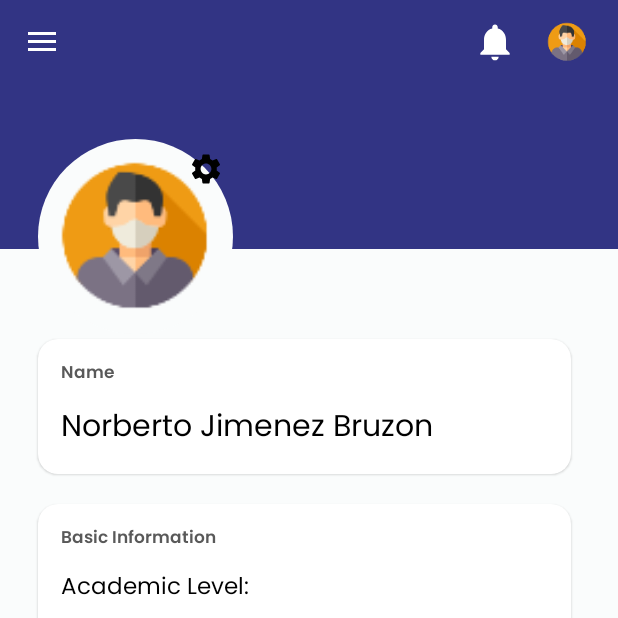
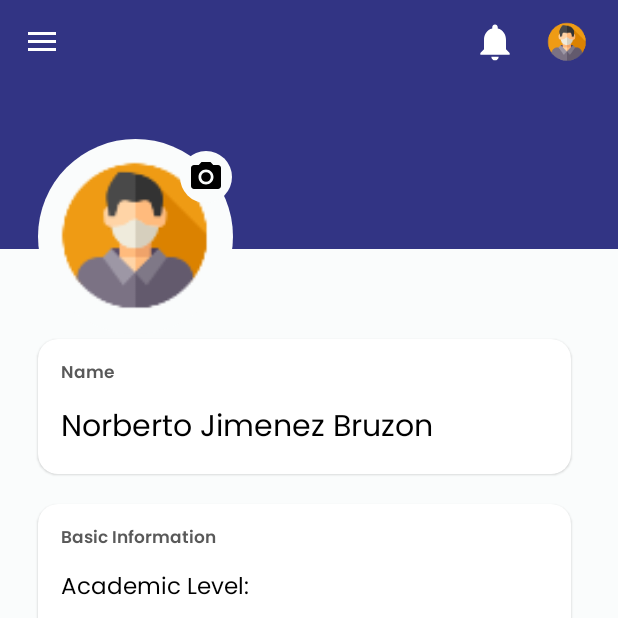
Before and after one commit to Norbz27/Amsems_Android_App, an Android app: the fragment ProfileFragment placed in its activity, on a phone screen of 412 x 824 dp, the top half of it. Run offline under Robolectric (Android 15) with nearby library versions, the phone set to English and light mode, and no system bars; libraries missing offline, so code that uses them is left out: com.github.drjacky.imagepicker; 2 statements that could not run were skipped.

Commit message:
profile update 4

```diff
--- a/app/src/main/AndroidManifest.xml
+++ b/app/src/main/AndroidManifest.xml
@@ -4,6 +4,7 @@
 
     <uses-permission android:name="android.permission.INTERNET" />
     <uses-permission android:name="android.permission.ACCESS_NETWORK_STATE" />
+    <uses-permission android:name="android.permission.READ_EXTERNAL_STORAGE" />
 
     <application
         android:allowBackup="true"
@@ -15,6 +16,7 @@
         android:supportsRtl="true"
         android:theme="@style/Theme.NoActionbar"
         tools:targetApi="31">
+
         <activity
             android:name=".EditPassActivity"
             android:exported="false" />
@@ -34,6 +36,7 @@
         <meta-data
             android:name="preloaded_fonts"
             android:resource="@array/preloaded_fonts" />
+
     </application>
 
 </manifest>
--- /dev/null
+++ b/app/src/main/res/anim/slide_in_animation.xml
@@ -0,0 +1,4 @@
+<?xml version="1.0" encoding="utf-8"?>
+<set xmlns:android="http://schemas.android.com/apk/res/android">
+    <translate android:duration ="400" android:fromYDelta="100%p" android:toYDelta="0"/>
+</set>
--- /dev/null
+++ b/app/src/main/res/anim/slide_out_animation.xml
@@ -0,0 +1,4 @@
+<?xml version="1.0" encoding="utf-8"?>
+<set xmlns:android="http://schemas.android.com/apk/res/android">
+    <translate android:duration ="400" android:fromYDelta="0" android:toYDelta="100%p"/>
+</set>
--- /dev/null
+++ b/app/src/main/res/drawable/baseline_camera_alt_24.xml
@@ -0,0 +1,6 @@
+<vector android:height="24dp" android:tint="#000000"
+    android:viewportHeight="24" android:viewportWidth="24"
+    android:width="24dp" xmlns:android="http://schemas.android.com/apk/res/android">
+    <path android:fillColor="@android:color/white" android:pathData="M12,12m-3.2,0a3.2,3.2 0,1 1,6.4 0a3.2,3.2 0,1 1,-6.4 0"/>
+    <path android:fillColor="@android:color/white" android:pathData="M9,2L7.17,4L4,4c-1.1,0 -2,0.9 -2,2v12c0,1.1 0.9,2 2,2h16c1.1,0 2,-0.9 2,-2L22,6c0,-1.1 -0.9,-2 -2,-2h-3.17L15,2L9,2zM12,17c-2.76,0 -5,-2.24 -5,-5s2.24,-5 5,-5 5,2.24 5,5 -2.24,5 -5,5z"/>
+</vector>
--- /dev/null
+++ b/app/src/main/res/drawable/baseline_remove_30.xml
@@ -0,0 +1,5 @@
+<vector android:height="24dp" android:tint="#000000"
+    android:viewportHeight="24" android:viewportWidth="24"
+    android:width="24dp" xmlns:android="http://schemas.android.com/apk/res/android">
+    <path android:fillColor="@android:color/white" android:pathData="M19,13H5v-2h14v2z"/>
+</vector>
--- /dev/null
+++ b/app/src/main/res/drawable/custom_drawable_bottom.xml
@@ -0,0 +1,6 @@
+<?xml version="1.0" encoding="utf-8"?>
+<shape xmlns:android="http://schemas.android.com/apk/res/android">
+    <solid android:color="#FAFCFC"/>
+    <corners android:topRightRadius="20dp" android:topLeftRadius="20dp"/>
+    <stroke android:color="@color/black" android:width="1dp"/>
+</shape>
--- a/app/src/main/res/layout/fragment_profile.xml
+++ b/app/src/main/res/layout/fragment_profile.xml
@@ -5,7 +5,6 @@
     android:layout_width="match_parent"
     android:layout_height="match_parent"
     tools:context=".ProfileFragment">
-
         <RelativeLayout
             android:layout_width="match_parent"
             android:layout_height="match_parent"
@@ -227,11 +226,12 @@
                 android:layout_width="wrap_content"
                 android:layout_height="wrap_content"
                 android:layout_alignTop="@+id/profilePic"
-                android:layout_marginStart="-30dp"
+                android:layout_marginStart="-35dp"
+                android:padding="5dp"
                 android:layout_marginTop="8dp"
                 android:layout_toEndOf="@+id/profilePic"
-                android:background="#00FFFFFF"
-                android:src="@drawable/baseline_settings_24"
+                android:background="@drawable/circle_profile"
+                android:src="@drawable/baseline_camera_alt_24"
                 android:visibility="visible" />
 
         </RelativeLayout>
--- a/app/src/main/res/values/dimens.xml
+++ b/app/src/main/res/values/dimens.xml
@@ -1,5 +1,6 @@
-<?xml version="1.0" encoding="utf-8"?>
-<!-- res/values/dimens.xml -->
+<?xml version="1.0" encoding="utf-8"?><!-- res/values/dimens.xml -->
 <resources>
     <dimen name="profile_image_size">150dp</dimen>
+    <dimen name="list_item_spacing">16dp</dimen>
+    <dimen name="list_item_spacing_half">8dp</dimen>
 </resources>
--- a/app/src/main/res/values/strings.xml
+++ b/app/src/main/res/values/strings.xml
@@ -7,4 +7,6 @@
     <string name="profile">profile</string>
     <string name="notification">notification</string>
     <string name="edit">edit</string>
+
+    <string name="changePrf_button_text"><font size="15">Change Profile Picture</font>\n<font size="9" style="normal">Upload a PNG or JPG Image</font></string>
 </resources>
--- a/app/src/main/res/values/themes.xml
+++ b/app/src/main/res/values/themes.xml
@@ -37,4 +37,9 @@
     <style name="Style_menu">
         <item name="marginHorizontal">10dp</item>
     </style>
+
+    <style name="DialogAnimation">
+        <item name="android:windowEnterAnimation">@anim/slide_in_animation</item>
+        <item name="android:windowExitAnimation">@anim/slide_out_animation</item>
+    </style>
 </resources>
--- a/settings.gradle
+++ b/settings.gradle
@@ -10,6 +10,7 @@ dependencyResolutionManagement {
     repositories {
         google()
         mavenCentral()
+        maven { url "https://jitpack.io" }
     }
 }
 rootProject.name = "Amsems"
```
Also changed, not shown: app/build.gradle (+13 -0 lines), app/src/main/java/com/example/amsems/ProfileFragment.java (+93 -2 lines), app/src/main/res/layout/profile_bottom_sheet.xml (added, +41 -0 lines), build.gradle (line endings or trailing spaces).
